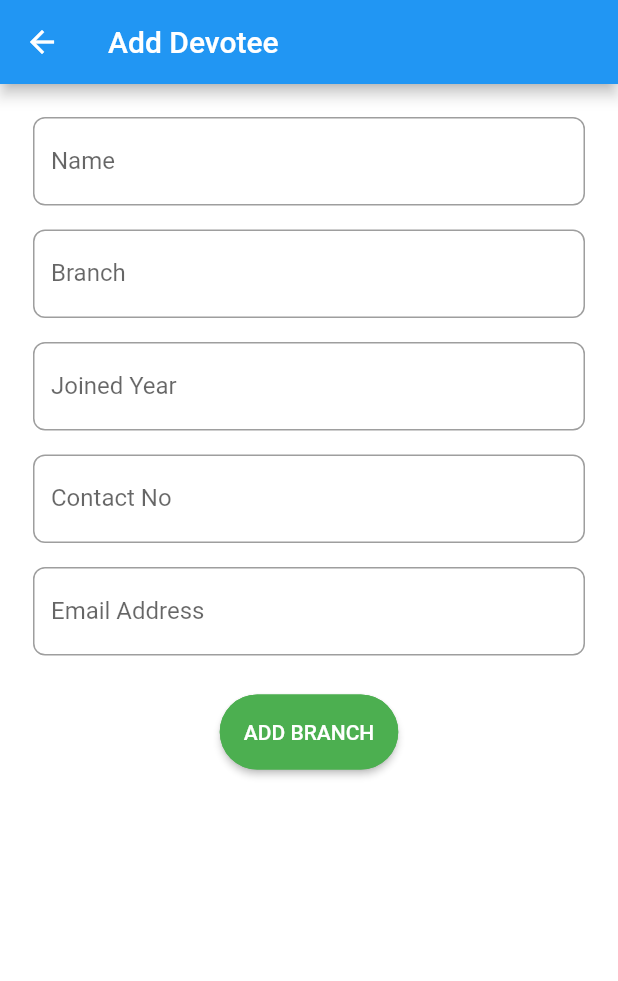
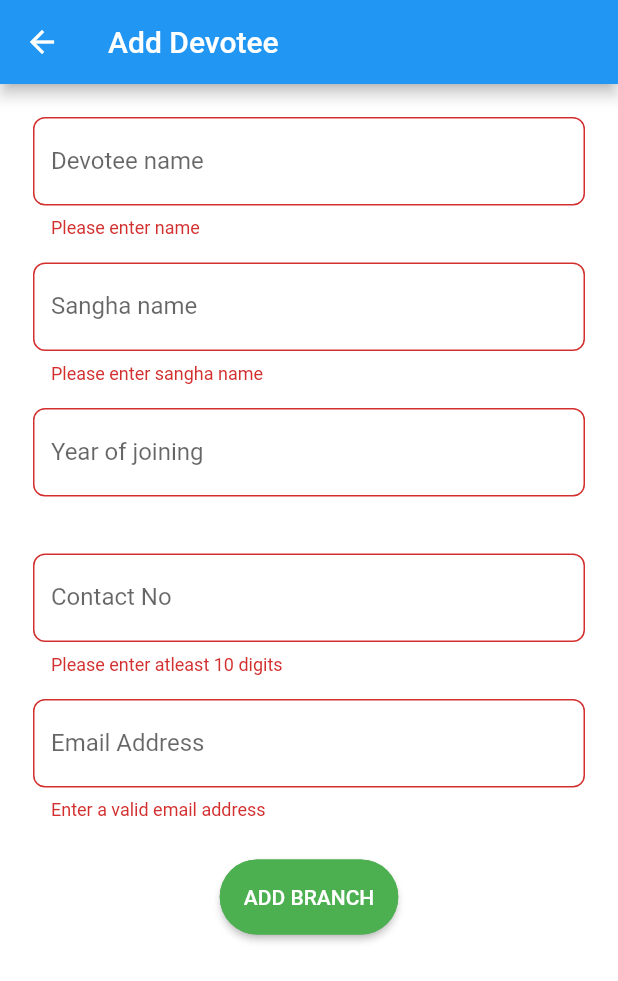
Before and after one commit to tnsmobilesolutions/nssaccounting, a Flutter app: the ManageDevoteeAdd screen opened directly, on a phone screen of 412 x 824 dp. Shown: the top 981 px of the screen. Run offline on Flutter 3.47's test engine with Material 2 defaults, Android fonts, the phone set to English and light mode, and no system bars; our stand-ins replace cloud_firestore, firebase_auth, firebase_core, flutter_login, material_floating_search_bar; accounts and stored records are empty.

Commit message:
manage devotee and branch validation

```diff
--- a/lib/setting_icon_pages/add_manage_devotee.dart
+++ b/lib/setting_icon_pages/add_manage_devotee.dart
@@ -1,4 +1,5 @@
 import 'package:flutter/material.dart';
+import 'package:flutter/services.dart';
 import 'package:nssaccounting/common_widgets/common_style.dart';
 import 'package:nssaccounting/data/devoteeAPI.dart';
 import 'package:nssaccounting/model/devotee.dart';
@@ -29,6 +30,7 @@ class _ManageDevoteeAddState extends State<ManageDevoteeAdd> {
       ),
       body: SingleChildScrollView(
         child: Form(
+          autovalidateMode: AutovalidateMode.always,
           key: _formKey,
           child: Padding(
             padding: EdgeInsets.all(22.0),
@@ -37,17 +39,17 @@ class _ManageDevoteeAddState extends State<ManageDevoteeAdd> {
                 TextFormField(
                   keyboardType: TextInputType.name,
                   controller: _nameController,
+                  inputFormatters: [
+                    FilteringTextInputFormatter.allow(RegExp("[a-z A-Z]"))
+                  ],
                   validator: (value) {
-                    if (value!.isEmpty) {
-                      return 'Please Enter Name';
-                    } else if (!RegExp(r'^[a-z A-Z]+$').hasMatch(value)) {
-                      return 'Please Enter Correct Name';
+                    if (value == null || value.isEmpty) {
+                      return 'Please enter name';
                     }
                     return null;
                   },
-                  // style: TextStyle(height: 0.5),
                   decoration: CommonStyle.textFieldStyle(
-                    labelTextStr: "Name",
+                    labelTextStr: "Devotee name",
                     hintTextStr: "Enter Name",
                   ),
                 ),
@@ -55,18 +57,18 @@ class _ManageDevoteeAddState extends State<ManageDevoteeAdd> {
                 TextFormField(
                   keyboardType: TextInputType.name,
                   controller: _branchController,
+                  inputFormatters: [
+                    FilteringTextInputFormatter.allow(RegExp("[a-z A-Z]"))
+                  ],
                   validator: (value) {
-                    if (value!.isEmpty) {
-                      return 'Please Enter Branch';
-                    } else if (!RegExp(r'^[a-z A-Z]+$').hasMatch(value)) {
-                      return 'Please Enter Correct Branch';
+                    if (value == null || value.isEmpty) {
+                      return 'Please enter sangha name';
                     }
                     return null;
                   },
-                  // style: TextStyle(height: 0.5),
                   decoration: CommonStyle.textFieldStyle(
-                    labelTextStr: "Branch",
-                    hintTextStr: "Enter Branch",
+                    labelTextStr: "Sangha name",
+                    hintTextStr: "Enter sangha name",
                   ),
                 ),
                 SizedBox(height: 16),
@@ -91,33 +93,37 @@ class _ManageDevoteeAddState extends State<ManageDevoteeAdd> {
                 // ),
                 //SizedBox(height: 16),
                 TextFormField(
-                  keyboardType: TextInputType.number,
+                  keyboardType: TextInputType.phone,
+                  inputFormatters: [
+                    FilteringTextInputFormatter.allow(RegExp('^[0-9]{0,4}'))
+                  ],
                   controller: _joinedController,
                   validator: (value) {
-                    if (value!.isEmpty ||
-                        value.length != 4 ||
-                        !RegExp(r'^[+]*[(]{0,1}[0-9]{1,4}[)]{0,1}[-\s\./0-9]*$')
-                            .hasMatch(value)) {
-                      return 'Please Enter Joined Year';
+                    if (value == null || value.isEmpty) {
+                      return '';
+                    } else if (value.length < 4) {
+                      return 'Enter a valid year';
                     }
-                    return null;
                   },
                   // style: TextStyle(height: 0.5),
                   decoration: CommonStyle.textFieldStyle(
-                    labelTextStr: "Joined Year ",
-                    hintTextStr: "Enter Joined Year",
+                    labelTextStr: "Year of joining",
+                    hintTextStr: "Enter Year of joining",
                   ),
                 ),
                 SizedBox(height: 16),
                 TextFormField(
-                  keyboardType: TextInputType.number,
+                  keyboardType: TextInputType.phone,
+                  inputFormatters: [
+                    FilteringTextInputFormatter.allow(RegExp('^[0-9]{1,10}'))
+                  ],
                   controller: _contactController,
                   validator: (value) {
                     if (value!.isEmpty ||
                         value.length != 10 ||
                         !RegExp(r'^[+]*[(]{0,1}[0-9]{1,4}[)]{0,1}[-\s\./0-9]*$')
                             .hasMatch(value)) {
-                      return 'Please Enter Contact No';
+                      return 'Please enter atleast 10 digits';
                     }
                     return null;
                   },
@@ -131,7 +137,19 @@ class _ManageDevoteeAddState extends State<ManageDevoteeAdd> {
                 TextFormField(
                   keyboardType: TextInputType.emailAddress,
                   controller: _emailController,
-
+                  validator: (value) {
+                    String pattern =
+                        r"^[a-zA-Z0-9.!#$%&'*+/=?^_`{|}~-]+@[a-zA-Z0-9](?:[a-zA-Z0-9-]"
+                        r"{0,253}[a-zA-Z0-9])?(?:\.[a-zA-Z0-9](?:[a-zA-Z0-9-]"
+                        r"{0,253}[a-zA-Z0-9])?)*$";
+                    RegExp regex = RegExp(pattern);
+                    if (value == null ||
+                        value.isEmpty ||
+                        !regex.hasMatch(value))
+                      return 'Enter a valid email address';
+                    else
+                      return null;
+                  },
                   // validator: (value) {
                   //   if (value!.isEmpty) {
                   //     return 'Please Enter Email';
--- a/lib/setting_icon_pages/edit_manage_devotee.dart
+++ b/lib/setting_icon_pages/edit_manage_devotee.dart
@@ -1,4 +1,5 @@
 import 'package:flutter/material.dart';
+import 'package:flutter/services.dart';
 import 'package:nssaccounting/common_widgets/common_style.dart';
 import 'package:nssaccounting/data/devoteeAPI.dart';
 import 'package:nssaccounting/model/devotee.dart';
@@ -50,6 +51,9 @@ class _ManageDevoteeEditState extends State<ManageDevoteeEdit> {
                 TextFormField(
                   keyboardType: TextInputType.name,
                   controller: _nameController,
+                  inputFormatters: [
+                    FilteringTextInputFormatter.allow(RegExp("[a-z A-Z]"))
+                  ],
                   validator: (value) {
                     if (value!.isEmpty) {
                       return 'Please Enter Name';
@@ -60,26 +64,29 @@ class _ManageDevoteeEditState extends State<ManageDevoteeEdit> {
                   },
                   // style: TextStyle(height: 0.5),
                   decoration: CommonStyle.textFieldStyle(
-                    labelTextStr: "Name",
-                    hintTextStr: "Enter Name",
+                    labelTextStr: "Devotee name",
+                    hintTextStr: "Enter devotee name",
                   ),
                 ),
                 SizedBox(height: 16),
                 TextFormField(
                   keyboardType: TextInputType.name,
                   controller: _branchController,
+                  inputFormatters: [
+                    FilteringTextInputFormatter.allow(RegExp("[a-z A-Z]"))
+                  ],
                   validator: (value) {
                     if (value!.isEmpty) {
-                      return 'Please Enter Branch';
+                      return 'Please Enter Name';
                     } else if (!RegExp(r'^[a-z A-Z]+$').hasMatch(value)) {
-                      return 'Please Enter Correct Branch';
+                      return 'Please Enter Correct Name';
                     }
                     return null;
                   },
                   // style: TextStyle(height: 0.5),
                   decoration: CommonStyle.textFieldStyle(
-                    labelTextStr: "Branch",
-                    hintTextStr: "Enter Branch",
+                    labelTextStr: "Sangha name",
+                    hintTextStr: "Enter sangha name",
                   ),
                 ),
                 SizedBox(height: 16),
@@ -105,39 +112,44 @@ class _ManageDevoteeEditState extends State<ManageDevoteeEdit> {
                 ),
                 SizedBox(height: 16),
                 TextFormField(
-                  keyboardType: TextInputType.number,
+                  keyboardType: TextInputType.phone,
+                  inputFormatters: [
+                    FilteringTextInputFormatter.allow(RegExp('^[0-9]{0,4}'))
+                  ],
                   controller: _joinedController,
                   validator: (value) {
-                    if (value!.isEmpty ||
-                        !RegExp(r'^[+]*[(]{0,1}[0-9]{1,4}[)]{0,1}[-\s\./0-9]*$')
-                            .hasMatch(value)) {
-                      return 'Please Enter Joined Year';
+                    if (value == null || value.isEmpty) {
+                      return '';
+                    } else if (value.length < 4) {
+                      return 'Enter a valid year';
                     }
-                    return null;
                   },
                   // style: TextStyle(height: 0.5),
                   decoration: CommonStyle.textFieldStyle(
-                    labelTextStr: "Joined Year ",
-                    hintTextStr: "Enter Joined Year ",
+                    labelTextStr: "Year of joining",
+                    hintTextStr: "Enter Year of joining",
                   ),
                 ),
                 SizedBox(height: 16),
                 TextFormField(
-                  keyboardType: TextInputType.number,
+                  keyboardType: TextInputType.phone,
+                  inputFormatters: [
+                    FilteringTextInputFormatter.allow(RegExp('^[0-9]{1,10}'))
+                  ],
                   controller: _contactController,
                   validator: (value) {
                     if (value!.isEmpty ||
                         value.length != 10 ||
                         !RegExp(r'^[+]*[(]{0,1}[0-9]{1,4}[)]{0,1}[-\s\./0-9]*$')
                             .hasMatch(value)) {
-                      return 'Please Enter Contact No';
+                      return 'Please enter atleast 10 digits';
                     }
                     return null;
                   },
                   // style: TextStyle(height: 0.5),
                   decoration: CommonStyle.textFieldStyle(
-                    labelTextStr: "Contact No",
-                    hintTextStr: "Enter Contact No",
+                    labelTextStr: "Contact No ",
+                    hintTextStr: "Enter Contact No ",
                   ),
                 ),
                 SizedBox(height: 16),
```
Also changed, not shown: lib/setting_icon_pages/add_manage_branch.dart (+10 -10 lines), lib/setting_icon_pages/edit_manage_branch.dart (+24 -18 lines), lib/setting_icon_pages/manage_branch.dart (+6 -2 lines).
